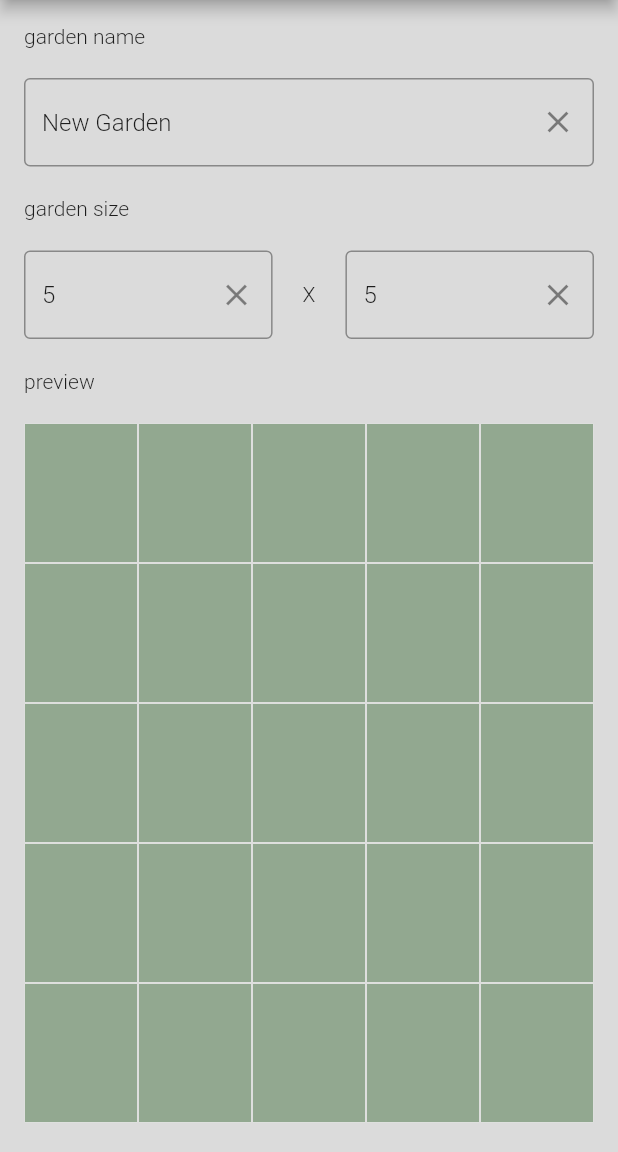
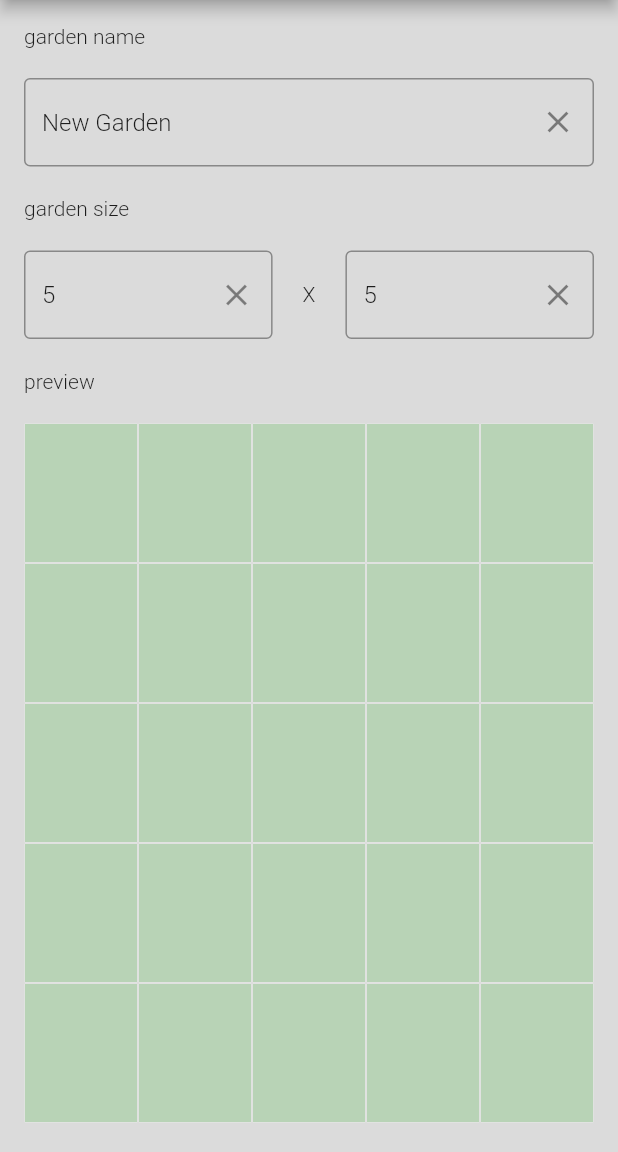
Before and after one commit to NikolaGrujic91/garden_planner_app, a Flutter app: the AddGardenScreen screen opened by its route, on a phone screen of 412 x 824 dp, the part 84-1236 px from its top. Run offline on Flutter 3.47's test engine with Material 2 defaults, Android fonts, the phone set to English and light mode, and no system bars; our stand-ins replace flutter_svg; missing offline and left inert: flutter_material_pickers.

Commit message:
Linter: preview_grid_view.dart

```diff
--- a/lib/widgets/preview_grid_view.dart
+++ b/lib/widgets/preview_grid_view.dart
@@ -1,27 +1,35 @@
 import 'package:flutter/material.dart';
+import 'package:garden_planner_app/utils/constants.dart';
 
+/// This widget presents a preview of tiles grid while creating a garden
 class PreviewGridView extends StatelessWidget {
+  /// Creates a new instance
   const PreviewGridView({required this.columns, required this.rows});
 
+  /// Number of columns
   final int columns;
+
+  /// Number of rows
   final int rows;
 
   @override
   Widget build(BuildContext context) {
-    // Calculate aspect ratio in order to make all grid cells always visible properly
-    var size = MediaQuery.of(context).size;
-    var aspectRatio = (size.width / columns) / ((size.height - (53 * 6)) / rows);
+    // Calculate aspect ratio in order to make
+    // all grid cells always visible properly
+    final size = MediaQuery.of(context).size;
+    final aspectRatio =
+        (size.width / columns) / ((size.height - (53 * 6)) / rows);
 
     return Expanded(
       child: GridView.count(
         crossAxisCount: columns,
         childAspectRatio: aspectRatio,
         children: List.generate(columns * rows, (index) {
-          return Padding(
-            padding: const EdgeInsets.all(0.5),
+          return const Padding(
+            padding: EdgeInsets.all(0.5),
             child: Material(
               child: ListTile(
-                tileColor: Color.fromARGB(255, 146, 168, 144),
+                tileColor: kTilePlantColor,
               ),
             ),
           );
```
